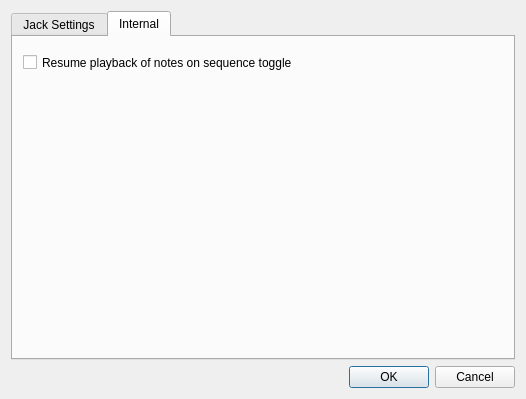
Above: src/PreferencesDialog.ui from oli-kester/kepler34 before the change. Below: the same form after it.
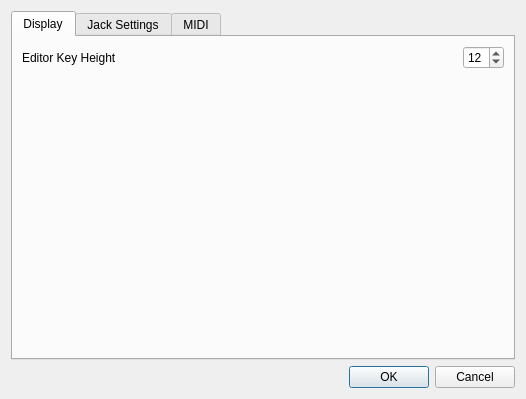
That is the form after the change.

Commit message: editor keyboard height now user configurable

The edit to the form file:
```diff
--- a/src/PreferencesDialog.ui
+++ b/src/PreferencesDialog.ui
@@ -17,8 +17,58 @@
    <item>
     <widget class="QTabWidget" name="tabWidget">
      <property name="currentIndex">
-      <number>1</number>
+      <number>0</number>
      </property>
+     <widget class="QWidget" name="tab_2">
+      <attribute name="title">
+       <string>Display</string>
+      </attribute>
+      <layout class="QVBoxLayout" name="verticalLayout_4">
+       <item>
+        <layout class="QHBoxLayout" name="horizontalLayout">
+         <item>
+          <widget class="QLabel" name="label">
+           <property name="sizePolicy">
+            <sizepolicy hsizetype="Expanding" vsizetype="Minimum">
+             <horstretch>0</horstretch>
+             <verstretch>0</verstretch>
+            </sizepolicy>
+           </property>
+           <property name="text">
+            <string>Editor Key Height</string>
+           </property>
+          </widget>
+         </item>
+         <item>
+          <widget class="QSpinBox" name="spinKeyHeight">
+           <property name="minimum">
+            <number>5</number>
+           </property>
+           <property name="maximum">
+            <number>17</number>
+           </property>
+           <property name="value">
+            <number>12</number>
+           </property>
+          </widget>
+         </item>
+        </layout>
+       </item>
+       <item>
+        <spacer name="verticalSpacer_2">
+         <property name="orientation">
+          <enum>Qt::Vertical</enum>
+         </property>
+         <property name="sizeHint" stdset="0">
+          <size>
+           <width>20</width>
+           <height>40</height>
+          </size>
+         </property>
+        </spacer>
+       </item>
+      </layout>
+     </widget>
      <widget class="QWidget" name="tabJackSync">
       <attribute name="title">
        <string>Jack Settings</string>
@@ -67,21 +117,30 @@
      </widget>
      <widget class="QWidget" name="tab">
       <attribute name="title">
-       <string>Internal</string>
+       <string>MIDI</string>
       </attribute>
-      <widget class="QCheckBox" name="chkNoteResume">
-       <property name="geometry">
-        <rect>
-         <x>10</x>
-         <y>10</y>
-         <width>301</width>
-         <height>31</height>
-        </rect>
-       </property>
-       <property name="text">
-        <string>Resume playback of notes on sequence toggle</string>
-       </property>
-      </widget>
+      <layout class="QVBoxLayout" name="verticalLayout_3">
+       <item>
+        <widget class="QCheckBox" name="chkNoteResume">
+         <property name="text">
+          <string>Resume playback of notes on sequence toggle</string>
+         </property>
+        </widget>
+       </item>
+       <item>
+        <spacer name="verticalSpacer">
+         <property name="orientation">
+          <enum>Qt::Vertical</enum>
+         </property>
+         <property name="sizeHint" stdset="0">
+          <size>
+           <width>20</width>
+           <height>40</height>
+          </size>
+         </property>
+        </spacer>
+       </item>
+      </layout>
      </widget>
     </widget>
    </item>
```
The commit also changes 12 other files.
